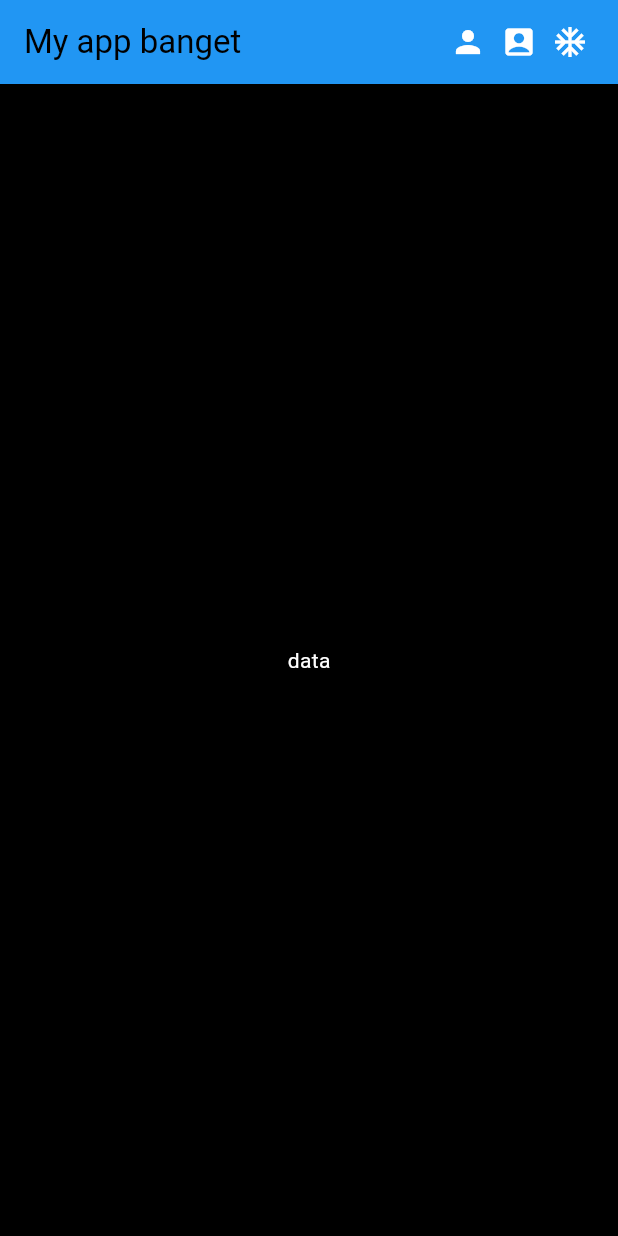
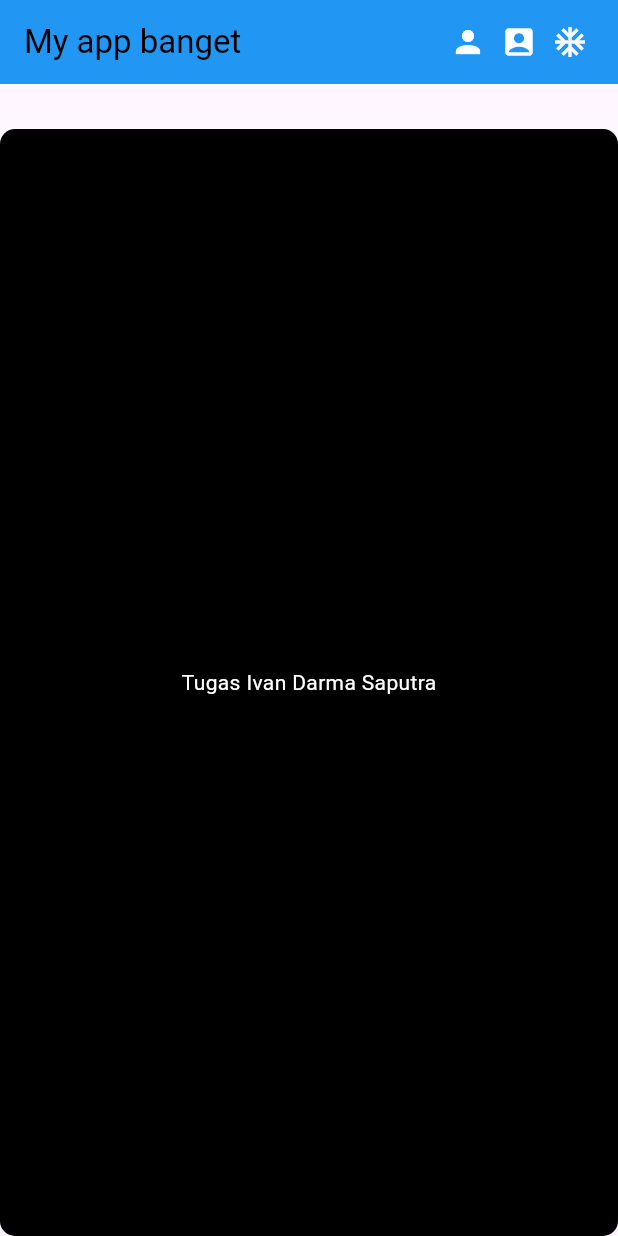
Before and after one commit to GUYwithPTSD/tugas_git, a Flutter app: the screen it shows after launch, on a phone screen of 412 x 824 dp. Run offline on Flutter 3.47's test engine with Material 3 defaults, Android fonts, the phone set to English and light mode, and no system bars.

Commit message:
commit 7(tambahan margin& contaner pada body)

```diff
--- a/lib/main.dart
+++ b/lib/main.dart
@@ -38,10 +38,15 @@
       ),
       body: Container(
         alignment: Alignment.center,
-        height: double.infinity,
-        width: double.infinity,
-        color: Colors.black,
-        child: const Text("data", style: TextStyle(color: Colors.white)),
+        margin: EdgeInsets.only(top: 30),
+        decoration: BoxDecoration(
+          color: Colors.black,
+          borderRadius: BorderRadius.circular(10.0),
+        ),
+        child: const Text(
+          "Tugas Ivan Darma Saputra",
+          style: TextStyle(color: Colors.white),
+        ),
       ),
     );
   }
```
